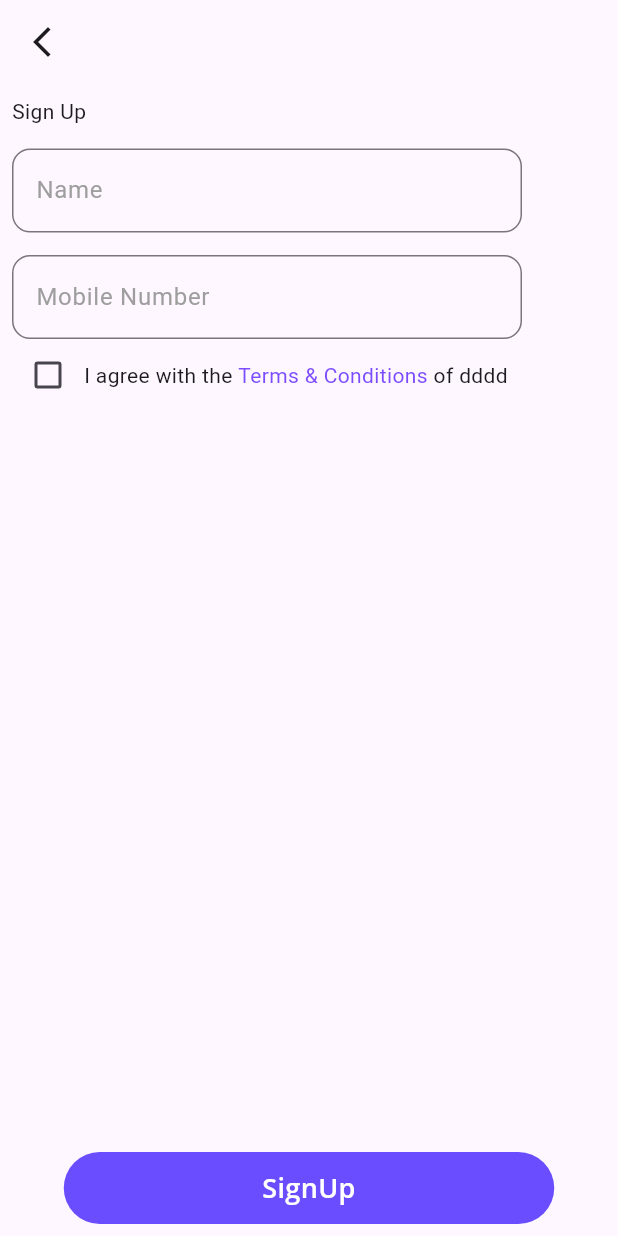
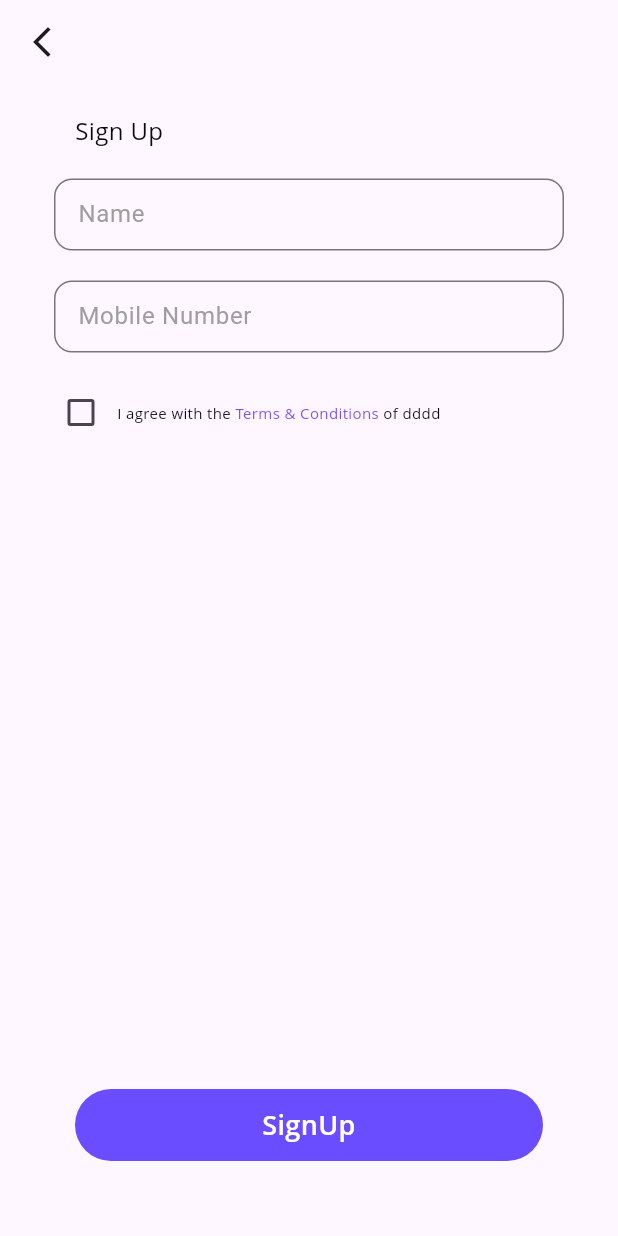
Before and after one commit to VanshitaKanodia/OnBoardApp, a Flutter app: the SignupPage screen opened by its route, on a phone screen of 412 x 824 dp. Run offline on Flutter 3.47's test engine with Material 3 defaults, Android fonts, the phone set to English and light mode, and no system bars; our stand-ins replace flutter_blue, flutter_blue_plus, flutter_otp_text_field, flutter_tts, get, permission_handler; missing offline and left inert: fl_country_code_picker; Roboto replaces fonts that are missing (Open Sans); statements that could not run were skipped.

```diff
--- a/lib/auth_page/Init_page.dart
+++ b/lib/auth_page/Init_page.dart
@@ -61,7 +61,7 @@ class InitPage extends StatelessWidget {
                             ),
                             TextButton(
                                 onPressed: () {},
-                            child: Text( 'Sign up',
+                                child: Text('Sign up',
                                   style: TextStyle(
                                     color: Color(0xFF2563EB),
                                     fontSize: 14,
@@ -70,7 +70,8 @@ class InitPage extends StatelessWidget {
                                     height: 0.11,
                                   ),
                                 )
-                        )]),
+                            )
+                          ]),
                     ],
                   )
               ),
--- a/lib/auth_page/signup_page.dart
+++ b/lib/auth_page/signup_page.dart
@@ -20,18 +20,33 @@ class _SignupPageState extends State<SignupPage> {
       appBar: AppBar(
         leading: const Icon(Icons.arrow_back_ios_new_outlined),
       ),
-      body: Padding(
-        padding: const EdgeInsets.all(8.0),
-        child: Column(
+      body: Column(
         mainAxisAlignment: MainAxisAlignment.spaceBetween,
         children: [
-            Column(
-              crossAxisAlignment: CrossAxisAlignment.start,
+          Padding(
+            padding: const EdgeInsets.all(30.0),
+            child: Column(
+              crossAxisAlignment: CrossAxisAlignment.center,
               children: [
-                const Text('Sign Up'),
-                SizedBox(height: 15,),
+                SizedBox(
+                  width: 312,
+                  child: Text(
+                    'Sign Up',
+                    style: TextStyle(
+                      color: Color(0xFF090A0A),
+                      fontSize: 16,
+                      fontFamily: 'Open Sans',
+                      fontWeight: FontWeight.w400,
+                      height: 0.06,
+                    ),
+                  ),
+                ),
+                SizedBox(height: 32,),
                 SizedBox(
                   width: 340,
+                  child: Container(
+                    width: 327,
+                    height: 48,
                     child: TextFormField(
                       controller: _nameController,
                       keyboardType: TextInputType.text,
@@ -65,9 +80,13 @@ class _SignupPageState extends State<SignupPage> {
                       minLines: 1,
                     ),
                   ),
-                SizedBox(height: 15,),
+                ),
+                SizedBox(height: 20,),
                 SizedBox(
                   width: 340,
+                  child: Container(
+                    width: 327,
+                    height: 48,
                     child: TextFormField(
                       controller: _phoneController,
                       keyboardType: TextInputType.phone,
@@ -101,6 +120,8 @@ class _SignupPageState extends State<SignupPage> {
                       minLines: 1,
                     ),
                   ),
+                ),
+                SizedBox(height: 16,),
                 Row(
                   children: [
                     Checkbox(value: isChecked, onChanged: (changed){
@@ -108,14 +129,48 @@ class _SignupPageState extends State<SignupPage> {
                         isChecked = !isChecked;
                       });
                     }),
-                    Text('I agree with the '),
-                    GestureDetector(onTap: (){}, child: Text('Terms & Conditions', style: TextStyle(color: Colors.deepPurpleAccent),)),
-                    Text(' of dddd'),
+                      Row(
+                        children: [
+                          Text(
+                            'I agree with the ',
+                            style: TextStyle(
+                              color: Color(0xFF080814),
+                              fontSize: 10,
+                              fontFamily: 'Open Sans',
+                              fontWeight: FontWeight.w400,
+                            ),),
+                          GestureDetector(
+                              onTap: (){
+                                print('Terms and condition tapped');
+                              },
+                              child: Text(
+                                'Terms & Conditions ',
+                                style: TextStyle(
+                                    fontSize: 10,
+                                    fontFamily: 'Open Sans',
+                                    fontWeight: FontWeight.w400,
+                                    color: Colors.deepPurpleAccent),
+                              )),
+                          Text(
+                            'of dddd',
+                            style: TextStyle(
+                              color: Color(0xFF080814),
+                              fontSize: 10,
+                              fontFamily: 'Open Sans',
+                              fontWeight: FontWeight.w400,
+                            ),),
+                        ],
+                      ),
+                    // Text('I agree with the '),
+                    // Text(' of dddd'),
                   ],
                 ),
               ],
             ),
-            GestureDetector(
+          ),
+          Padding(
+            padding: const EdgeInsets.all(50.0),
+            child: GestureDetector(
                 onTap: () {},
                 child: Container(
                   width: 327,
@@ -141,8 +196,8 @@ class _SignupPageState extends State<SignupPage> {
                     ),
                   ),
                 )),
+          ),
         ],
-        ),
       ),
     ));
   }
```
Also changed, not shown: lib/main.dart (+1 -25 lines), lib/views/home_page.dart (+36 -92 lines), lib/views/myRoute_page.dart (added), lib/views/query_page.dart (added). Lines whose indentation alone changed are shown as unchanged.
